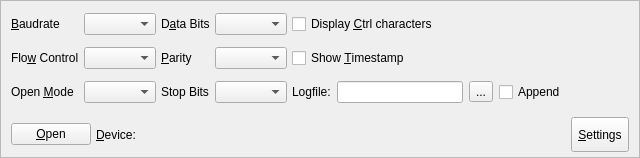
Qt form controlpanel.ui (asanza/CuteCom) before a commit.
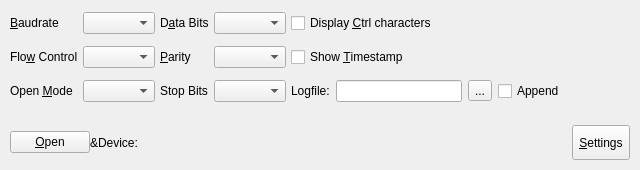
The same form after that commit. Custom widgets are drawn as their Qt base class.

Commit message: fix layout issues

Patch:
```diff
--- a/controlpanel.ui
+++ b/controlpanel.ui
@@ -7,20 +7,20 @@
     <x>0</x>
     <y>0</y>
     <width>640</width>
-    <height>158</height>
+    <height>170</height>
    </rect>
   </property>
   <property name="maximumSize">
    <size>
     <width>16777215</width>
-    <height>158</height>
+    <height>170</height>
    </size>
   </property>
   <property name="autoFillBackground">
    <bool>false</bool>
   </property>
   <property name="frameShape">
-   <enum>QFrame::StyledPanel</enum>
+   <enum>QFrame::NoFrame</enum>
   </property>
   <layout class="QVBoxLayout" name="m_verticalLayout">
    <property name="spacing">
@@ -239,9 +239,36 @@
     </widget>
    </item>
    <item>
+    <widget class="QFrame" name="frame">
+     <property name="maximumSize">
+      <size>
+       <width>16777215</width>
+       <height>50</height>
+      </size>
+     </property>
+     <property name="frameShape">
+      <enum>QFrame::NoFrame</enum>
+     </property>
+     <layout class="QVBoxLayout" name="verticalLayout">
+      <property name="spacing">
+       <number>0</number>
+      </property>
+      <property name="leftMargin">
+       <number>0</number>
+      </property>
+      <property name="topMargin">
+       <number>0</number>
+      </property>
+      <property name="rightMargin">
+       <number>0</number>
+      </property>
+      <property name="bottomMargin">
+       <number>0</number>
+      </property>
+      <item>
     <layout class="QHBoxLayout" name="horizontalLayout">
      <property name="spacing">
-      <number>5</number>
+         <number>0</number>
      </property>
      <property name="leftMargin">
       <number>10</number>
@@ -264,9 +291,6 @@
        <property name="text">
         <string>&amp;Device:</string>
        </property>
-       <property name="buddy">
-        <cstring>m_combo_device</cstring>
-       </property>
       </widget>
      </item>
      <item>
@@ -277,6 +301,9 @@
        <property name="orientation">
         <enum>Qt::Horizontal</enum>
        </property>
+          <property name="sizeType">
+           <enum>QSizePolicy::Expanding</enum>
+          </property>
        <property name="sizeHint" stdset="0">
         <size>
          <width>40</width>
@@ -308,6 +335,9 @@
    </item>
   </layout>
  </widget>
+   </item>
+  </layout>
+ </widget>
  <customwidgets>
   <customwidget>
    <class>DeviceCombo</class>
```
Left out of the diff: 5 changed lines with no effect on the pictures. Lines whose indentation alone changed are shown as unchanged. The commit also changes 2 other files.
